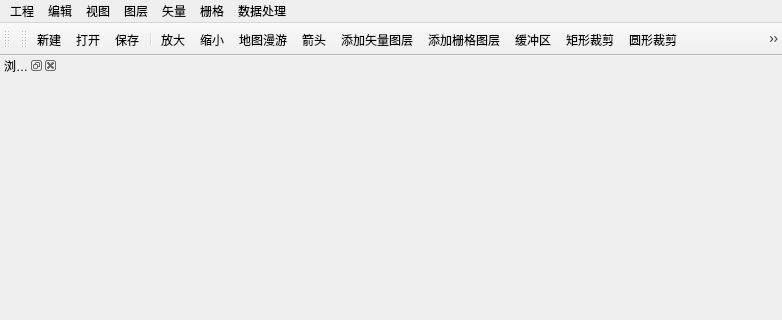
First picture: the form in CUGGIS.ui, repository Reee-wq/CUGGIS, before the edit; both pictures show x 0 to 782 and y 0 to 320 of the 782 by 660 pixel window.
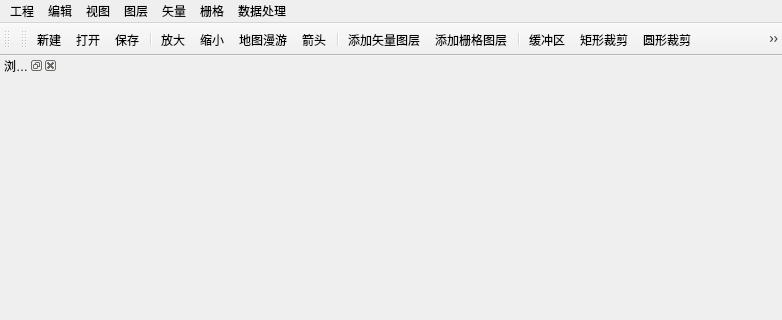
Second picture: the form after the edit. Icons and pictures are not drawn.

Commit message: 图标设置，从文件夹树目录拖拽打开文件，图层管理器的中文乱码（改用英文显示了）。

Diff of the .ui file:
```diff
--- a/CUGGIS.ui
+++ b/CUGGIS.ui
@@ -157,12 +157,24 @@
    <addaction name="actionZoomOut"/>
    <addaction name="actionPan"/>
    <addaction name="actionExitPan"/>
+   <addaction name="separator"/>
    <addaction name="actionAddVectorLayer"/>
    <addaction name="actionAddRasterLayer"/>
+   <addaction name="separator"/>
    <addaction name="actionBuffer"/>
    <addaction name="actionRectangle"/>
    <addaction name="actionCircle"/>
    <addaction name="actionRandom"/>
+   <addaction name="actionSHPtoGRID"/>
+   <addaction name="separator"/>
+   <addaction name="actionExcelShp"/>
+   <addaction name="actionChoose"/>
+   <addaction name="actionLayerProperties"/>
+   <addaction name="actionOpenAttrTable"/>
+   <addaction name="actionOpenFields"/>
+   <addaction name="separator"/>
+   <addaction name="actionHelp"/>
+   <addaction name="separator"/>
   </widget>
   <action name="actionNewProject">
    <property name="icon">
@@ -362,6 +374,66 @@
     <string>栅格计算器</string>
    </property>
   </action>
+  <action name="actionOpenAttrTable">
+   <property name="icon">
+    <iconset resource="CUGGIS.qrc">
+     <normaloff>:/CUGGIS/Resources/mActionAttributes.png</normaloff>:/CUGGIS/Resources/mActionAttributes.png</iconset>
+   </property>
+   <property name="text">
+    <string>打开属性表</string>
+   </property>
+  </action>
+  <action name="actionExcelShp">
+   <property name="icon">
+    <iconset resource="CUGGIS.qrc">
+     <normaloff>:/CUGGIS/Resources/EXCEL.png</normaloff>:/CUGGIS/Resources/EXCEL.png</iconset>
+   </property>
+   <property name="text">
+    <string>Excel转矢量</string>
+   </property>
+  </action>
+  <action name="actionOpenFields">
+   <property name="icon">
+    <iconset resource="CUGGIS.qrc">
+     <normaloff>:/CUGGIS/Resources/mSourceFields.png</normaloff>:/CUGGIS/Resources/mSourceFields.png</iconset>
+   </property>
+   <property name="text">
+    <string>打开字段</string>
+   </property>
+   <property name="toolTip">
+    <string>打开字段</string>
+   </property>
+  </action>
+  <action name="actionChoose">
+   <property name="icon">
+    <iconset resource="CUGGIS.qrc">
+     <normaloff>:/CUGGIS/Resources/SelectFeatures.png</normaloff>:/CUGGIS/Resources/SelectFeatures.png</iconset>
+   </property>
+   <property name="text">
+    <string>选中要素</string>
+   </property>
+  </action>
+  <action name="actionFinish">
+   <property name="icon">
+    <iconset resource="CUGGIS.qrc">
+     <normaloff>:/CUGGIS/Resources/CancleSelection.png</normaloff>:/CUGGIS/Resources/CancleSelection.png</iconset>
+   </property>
+   <property name="text">
+    <string>取消选中</string>
+   </property>
+  </action>
+  <action name="actionHelp">
+   <property name="icon">
+    <iconset resource="CUGGIS.qrc">
+     <normaloff>:/CUGGIS/Resources/Help.png</normaloff>:/CUGGIS/Resources/Help.png</iconset>
+   </property>
+   <property name="text">
+    <string>帮助</string>
+   </property>
+   <property name="toolTip">
+    <string>帮助文档</string>
+   </property>
+  </action>
  </widget>
  <layoutdefault spacing="6" margin="11"/>
  <resources>
```
Left out of the diff: 30 changed lines with no effect on the pictures. The commit also changes 28 other files.
